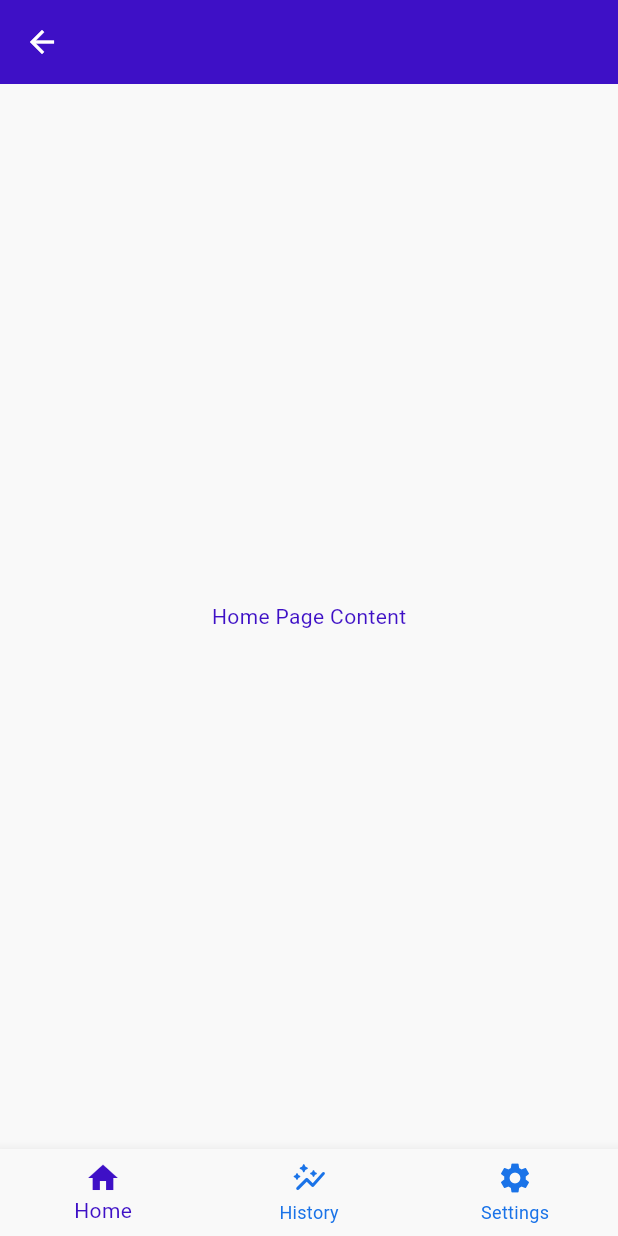
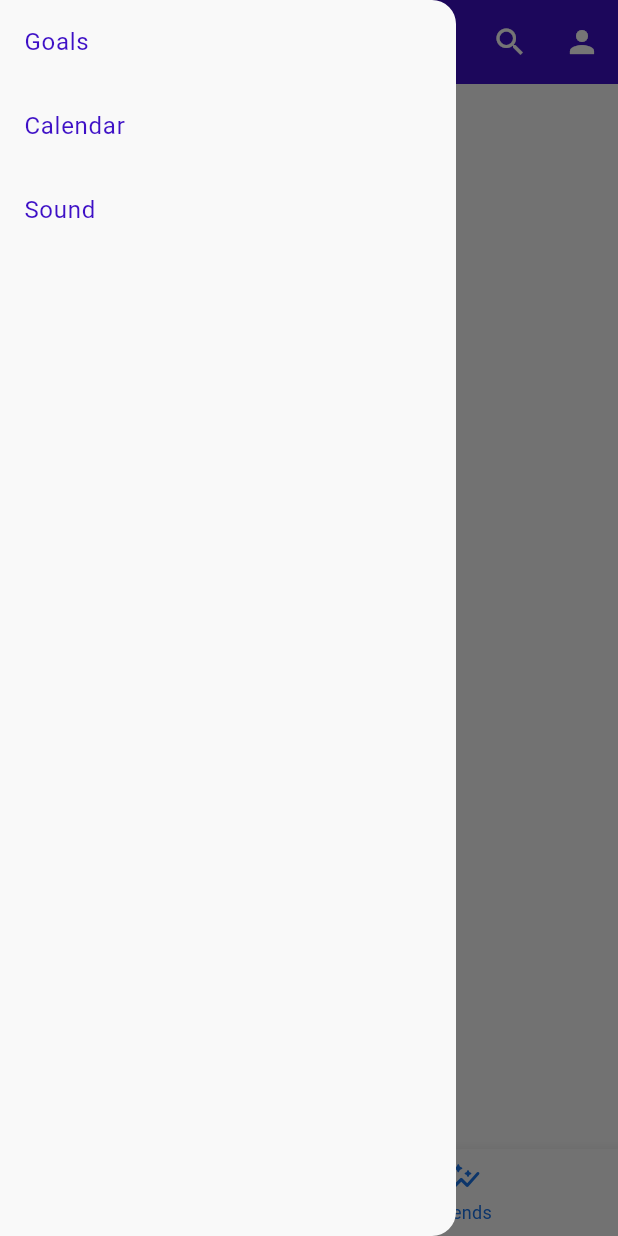
Before and after one commit to SorenM22/CS3541-Final-Project, a Flutter app: the HomePage screen opened directly, with the side drawer open (before the commit the screen has no drawer), on a phone screen of 412 x 824 dp. Run offline on Flutter 3.47's test engine with Material 3 defaults, Android fonts, the phone set to English and light mode, and no system bars; our stand-ins replace cloud_firestore, firebase_auth, firebase_core, get, google_sign_in; missing offline and left inert: flex_color_picker; accounts and stored records are empty.

Commit message:
Created main home page

```diff
--- a/lib/View/HomePage.dart
+++ b/lib/View/HomePage.dart
@@ -1,12 +1,9 @@
 import 'package:final_ctrl_alt_defeat/Model/authentication_repository.dart';
-import 'package:flex_color_picker/flex_color_picker.dart';
-import 'package:flutter/cupertino.dart';
 import 'package:flutter/material.dart';
 import 'package:get/get.dart';
-import '../Model/GetController.dart';
 
 class HomePage extends StatefulWidget {
-  const HomePage({Key? key}) : super(key: key);
+  const HomePage({super.key});
 
   @override
   State<HomePage> createState() => _HomePageState();
@@ -16,20 +13,26 @@ class _HomePageState extends State<HomePage> {
   final auth = Get.put(AuthenticationRepository());
 
   int _selectedPage = 0;
-  Widget homeContentWindow = Center(child: Text('Home Page Content'));
+  Widget homeContentWindow = const Center(child: Text('Home Page Content'));
 
-  void _tappedBottomNavBar(int index) {
+  void _navigating(int index) {
     setState(() {
       _selectedPage = index;
       switch (index) {
+        case 3:
+          homeContentWindow = const Center(child: Text('Calendar Page'));
+          break;
         case 2:
-          homeContentWindow = Center(child: Text('Settings Page'));
+          homeContentWindow = const Center(child: Text('Goals Page'));
           break;
         case 1:
-          homeContentWindow = Center(child: Text('History Page'));
+          homeContentWindow = const Center(child: Text('Trends Page'));
+          break;
+        case 0:
+          homeContentWindow = const Center(child: Text('Listings Page'));
           break;
         default:
-          homeContentWindow = Center(child: Text('Home Page Content'));
+          homeContentWindow = const Center(child: Text('Home Page Content'));
           break;
       }
     });
@@ -37,24 +40,60 @@ class _HomePageState extends State<HomePage> {
 
   @override
   Widget build(BuildContext context) {
-
     return Scaffold(
       appBar: AppBar(
-        backgroundColor: Theme.of(context).colorScheme.onSurface,
-        title: const Text('Home Page'),
-        leading: IconButton(onPressed: auth.signout, icon: const Icon(Icons.arrow_back), color: Colors.white,),
-      ),
+          backgroundColor: Theme.of(context).colorScheme.onSurface,
+          title: const Text('Home Page'),
+          leading: Builder(builder: (context) {
+            return IconButton(
+              onPressed: Scaffold.of(context).openDrawer,
+              icon: const Icon(Icons.menu),
+              color: Colors.white,
+            );
+          }),
+          actions: <Widget>[
+            const SizedBox(
+              width: 300,
+              child: TextField(
+                style: TextStyle(color: Colors.white),
+                decoration: InputDecoration(
+                  suffixIcon: Icon(Icons.search, color: Colors.white),
+                ),
+              ),
+            ),
+            IconButton(
+              onPressed: auth.signout,
+              icon: const Icon(Icons.person),
+              color: Colors.white,
+            ),
+          ]),
       body: homeContentWindow,
       bottomNavigationBar: BottomNavigationBar(
         items: const [
-          BottomNavigationBarItem(icon: Icon(Icons.home), label: 'Home'),
-          BottomNavigationBarItem(icon: Icon(Icons.auto_graph_rounded), label: 'History'),
-          BottomNavigationBarItem(icon: Icon(Icons.settings), label: 'Settings'),
+          BottomNavigationBarItem(icon: Icon(Icons.list), label: 'Listings'),
+          BottomNavigationBarItem(icon: Icon(Icons.auto_graph_rounded), label: 'Trends'),
         ],
         currentIndex: _selectedPage,
         selectedItemColor: Theme.of(context).colorScheme.onPrimary,
         unselectedItemColor: Theme.of(context).colorScheme.onSecondary,
-        onTap: _tappedBottomNavBar,
+        onTap: _navigating,
+      ),
+      drawer: Drawer(
+        child: ListView(
+          children: const [
+            ListTile(
+              title: Text("Goals"),
+            ),
+            ListTile(
+              title: Text("Calendar"),
+              // onTap: clickedCalendar,
+            ),
+            ListTile(
+              title: Text("Sound"),
+              // onTap: clickedSound,
+            )
+          ],
+        ),
       ),
     );
   }
```
Also changed, not shown: lib/Model/session_data.dart (added, +12 -0 lines), lib/View/navigation_bar.dart (added).
